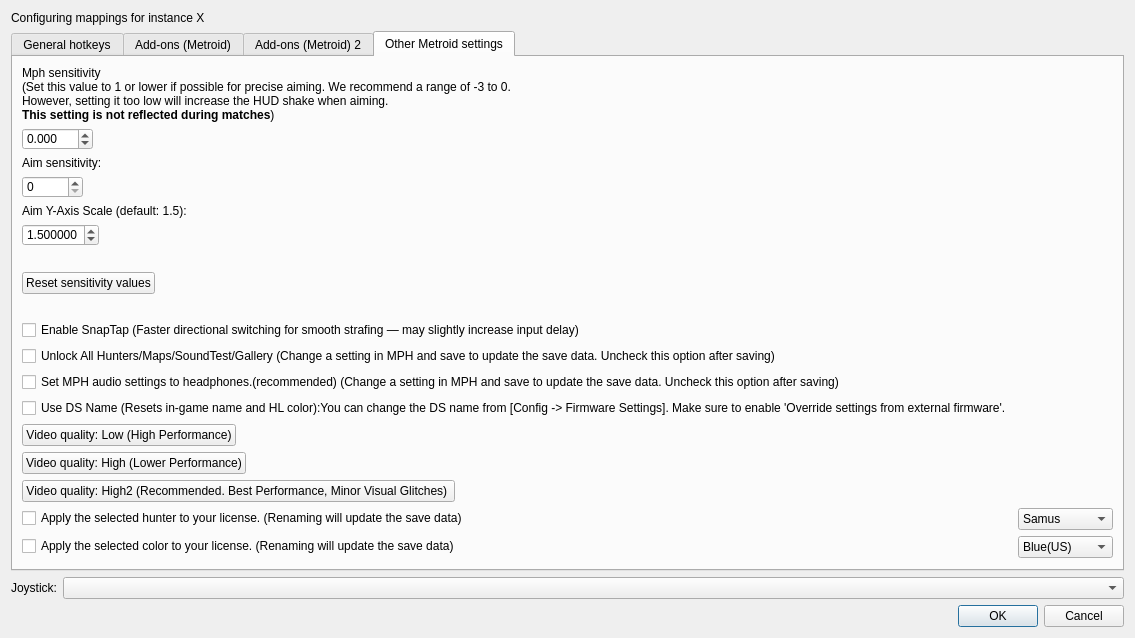
Qt form src/frontend/qt_sdl/InputConfig/InputConfigDialog.ui (melonDS-emu/melonDS) before a commit.
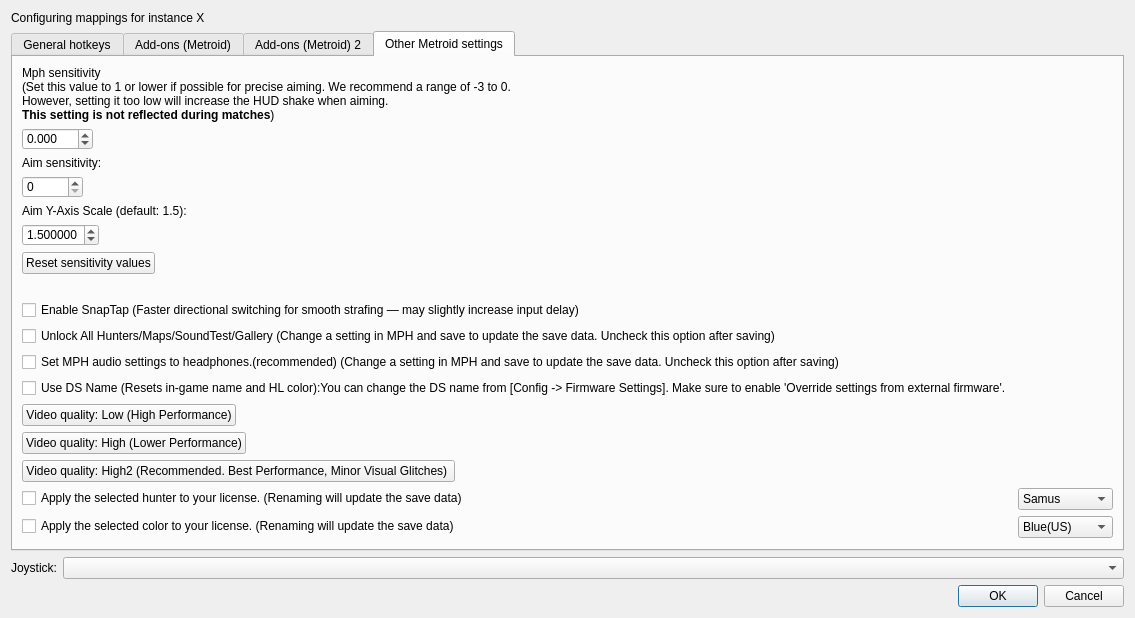
The same form after that commit. The open tabs and pages were chosen to show the change.

```diff
--- a/src/frontend/qt_sdl/InputConfig/InputConfigDialog.ui
+++ b/src/frontend/qt_sdl/InputConfig/InputConfigDialog.ui
@@ -2399,17 +2399,8 @@
 					</widget>
 				</item>
 
-				<!-- Add vertical spacing -->
-				<item row="6" column="0">
-					<widget class="QLabel" name="emptyLabel">
-						<property name="text">
-							<string> </string>
-						</property>
-					</widget>
-				</item>
-
 			    <!-- Reset button for sensitivity settings -->
-			    <item row="7" column="0">
+			    <item row="8" column="0">
 				    <widget class="QPushButton" name="metroidResetSensitivityValues">
 					    <property name="text">
 						    <string>Reset sensitivity values</string>
@@ -2418,7 +2409,7 @@
 			    </item>
 
 			    <!-- Add vertical spacing -->
-			    <item row="8" column="0">
+			    <item row="9" column="0">
 				    <widget class="QLabel" name="emptyLabel2">
 					    <property name="text">
 						    <string> </string>
@@ -2427,7 +2418,7 @@
 			    </item>
 
 				<!-- SnapTap -->
-				<item row="9" column="0">
+				<item row="10" column="0">
 					<widget class="QCheckBox" name="cbMetroidEnableSnapTap">
 						<property name="text">
 							<string>Enable SnapTap (Faster directional switching for smooth strafing — may slightly increase input delay)</string>
@@ -2435,7 +2426,7 @@
 					</widget>
 				</item>
 				
-				<item row="10" column="0">
+				<item row="11" column="0">
 					<widget class="QCheckBox" name="cbMetroidUnlockAll">
 						<property name="text">
 							<string>Unlock All Hunters/Maps/SoundTest/Gallery (Change a setting in MPH and save to update the save data. Uncheck this option after saving)</string>
@@ -2443,7 +2434,7 @@
 					</widget>
 				</item>
 
-				<item row="11" column="0">
+				<item row="12" column="0">
 					<widget class="QCheckBox" name="cbMetroidApplyHeadphone">
 						<property name="text">
 							<string>Set MPH audio settings to headphones.(recommended) (Change a setting in MPH and save to update the save data. Uncheck this option after saving)</string>
@@ -2451,7 +2442,7 @@
 					</widget>
 				</item>
 
-				<item row="12" column="0">
+				<item row="13" column="0">
 					<widget class="QCheckBox" name="cbMetroidUseFirmwareName">
 						<property name="text">
 							<string>Use DS Name (Resets in-game name and HL color):You can change the DS name from [Config -&gt; Firmware Settings]. Make sure to enable 'Override settings from external firmware'.</string>
@@ -2460,7 +2451,7 @@
 				</item>
 
 				<!-- Low quality -->
-			    <item row="13" column="0">
+			    <item row="14" column="0">
 				    <widget class="QPushButton" name="metroidSetVideoQualityToLow">
 					    <property name="text">
 						    <string>Video quality: Low (High Performance)</string>
@@ -2469,7 +2460,7 @@
 			    </item>
 
 			    <!-- High quality -->
-			    <item row="14" column="0">
+			    <item row="15" column="0">
 				    <widget class="QPushButton" name="metroidSetVideoQualityToHigh">
 					    <property name="text">
 						    <string>Video quality: High (Lower Performance)</string>
@@ -2478,7 +2469,7 @@
 			    </item>
 
 				<!-- High2 quality -->
-				<item row="15" column="0">
+				<item row="16" column="0">
 					<widget class="QPushButton" name="metroidSetVideoQualityToHigh2">
 						<property name="text">
 							<string>Video quality: High2 (Recommended. Best Performance, Minor Visual Glitches) </string>
@@ -2487,7 +2478,7 @@
 				</item>
 
 				<!-- Apply selected Hunter -->
-				<item row="16" column="0">
+				<item row="17" column="0">
 					<widget class="QCheckBox" name="cbMetroidApplyHunter">
 						<property name="text">
 							<string>Apply the selected hunter to your license. (Renaming will update the save data)</string>
@@ -2498,7 +2489,7 @@
 						<!-- 設定キー: Metroid.Apply.Hunter (bool) -->
 					</widget>
 				</item>
-				<item row="16" column="1">
+				<item row="17" column="1">
 					<widget class="QComboBox" name="comboMetroidSelectedHunter">
 						<property name="toolTip">
 							<string>Select the hunter to apply.</string>
@@ -2546,7 +2537,7 @@
 				</item>
 
 				<!-- Apply selected Color -->
-				<item row="17" column="0">
+				<item row="18" column="0">
 					<widget class="QCheckBox" name="cbMetroidApplyColor">
 						<property name="text">
 							<string>Apply the selected color to your license. (Renaming will update the save data)</string>
@@ -2557,7 +2548,7 @@
 						<!-- 設定キー: Metroid.Apply.Color (bool) -->
 					</widget>
 				</item>
-				<item row="17" column="1">
+				<item row="18" column="1">
 					<widget class="QComboBox" name="comboMetroidSelectedColor">
 						<property name="toolTip">
 							<string>Select the color to apply.</string>
```
